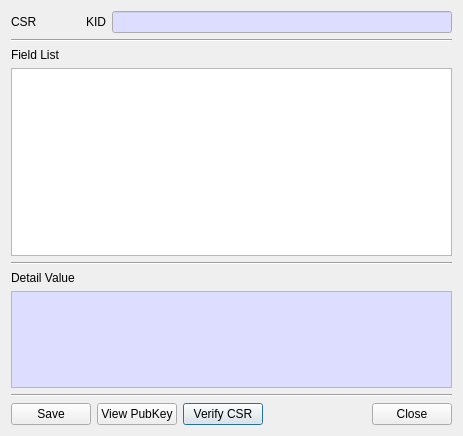
Before: the Qt Designer form CryptokiMan/csr_info_dlg.ui in jykim74/CryptokiMan, drawn with Qt 5.
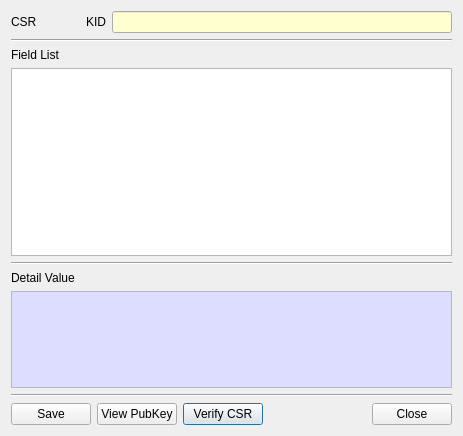
After: the same form once the commit is applied.

Commit message: 메세지 및 UI 개선

Diff of the .ui file:
```diff
--- a/CryptokiMan/csr_info_dlg.ui
+++ b/CryptokiMan/csr_info_dlg.ui
@@ -33,9 +33,9 @@
           <colorrole role="Base">
            <brush brushstyle="SolidPattern">
             <color alpha="255">
-             <red>221</red>
-             <green>221</green>
-             <blue>255</blue>
+             <red>255</red>
+             <green>255</green>
+             <blue>207</blue>
             </color>
            </brush>
           </colorrole>
@@ -44,9 +44,9 @@
           <colorrole role="Base">
            <brush brushstyle="SolidPattern">
             <color alpha="255">
-             <red>221</red>
-             <green>221</green>
-             <blue>255</blue>
+             <red>255</red>
+             <green>255</green>
+             <blue>207</blue>
             </color>
            </brush>
           </colorrole>
```
The commit also changes 4 other files.
